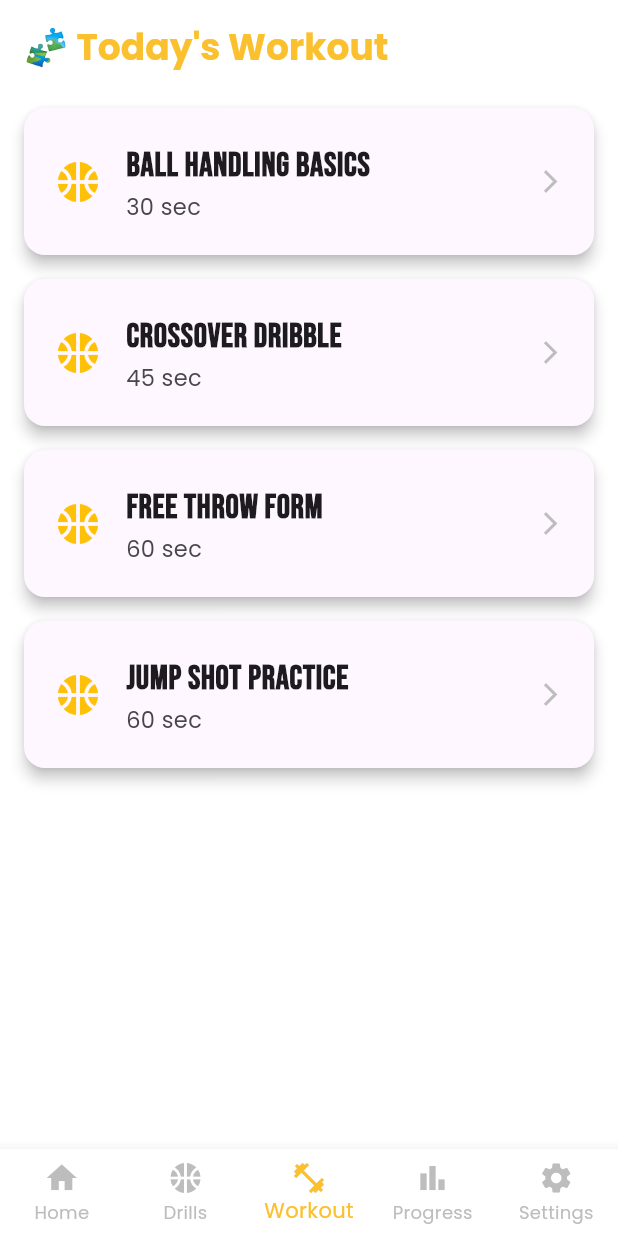
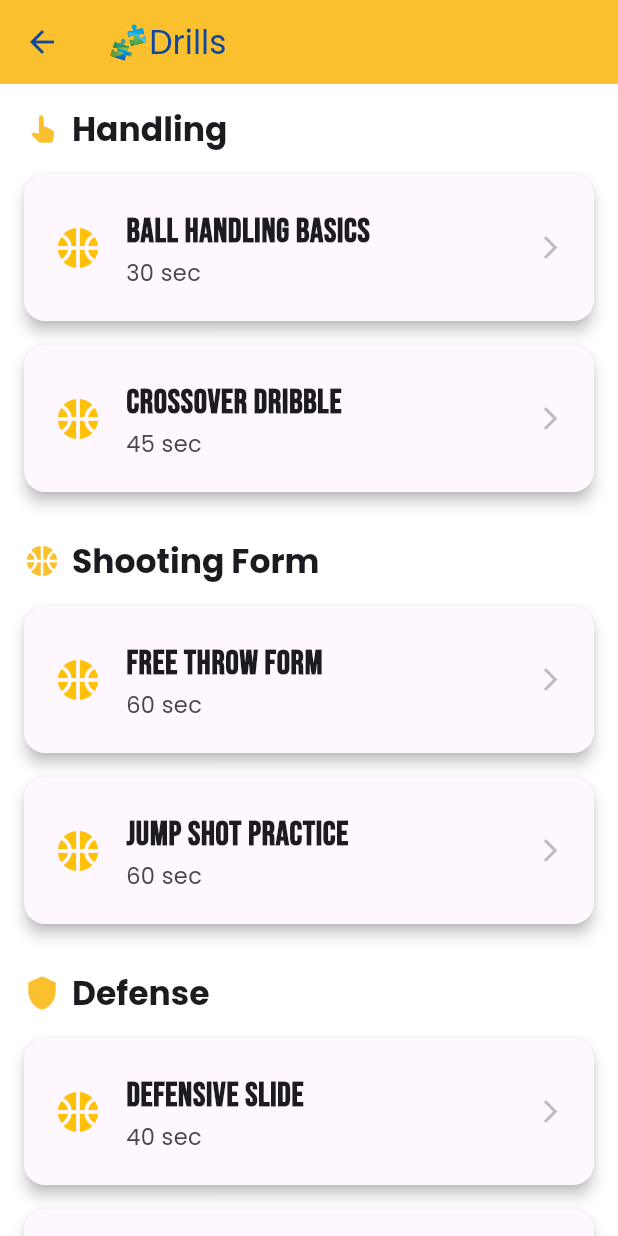
Before and after one commit to MikkiMamaradlo/Basketball-Drills-Workout, a Flutter app: the screen it shows after launch, after a tap on "Start Workout", on a phone screen of 412 x 824 dp. Run offline on Flutter 3.47's test engine with Material 3 defaults, Android fonts, the phone set to English and light mode, and no system bars; our stand-ins replace google_fonts.

Commit message:
progress

```diff
--- a/lib/app.dart
+++ b/lib/app.dart
@@ -2,7 +2,6 @@ import 'package:flutter/material.dart';
 import 'package:google_fonts/google_fonts.dart';
 import 'screens/home_screen.dart';
 import 'screens/drill_screen.dart';
-import 'screens/workout_screen.dart';
 import 'screens/progress_screen.dart';
 import 'screens/settings_screen.dart';
 
@@ -53,18 +52,12 @@ class _MyAppState extends State<MyApp> {
           onTabSelected: _onTabSelected,
         );
       case 2:
-        return WorkoutScreen(
+        return ProgressScreen(
           isDarkMode: isDarkMode,
           language: language,
           onTabSelected: _onTabSelected,
         );
       case 3:
-        return ProgressScreen(
-          isDarkMode: isDarkMode,
-          language: language,
-          onTabSelected: _onTabSelected,
-        );
-      case 4:
         return SettingsScreen(
           isDarkMode: isDarkMode,
           language: language,
@@ -112,12 +105,8 @@ class _MyAppState extends State<MyApp> {
               label: language == 'fil' ? 'Ehersisyo' : 'Drills',
             ),
             BottomNavigationBarItem(
-              icon: const Icon(Icons.fitness_center),
-              label: language == 'fil' ? 'Workout' : 'Workout',
-            ),
-            BottomNavigationBarItem(
               icon: const Icon(Icons.bar_chart),
-              label: language == 'fil' ? 'Progreso' : 'Progress',
+              label: language == 'fil' ? 'Sipi' : 'Quote',
             ),
             BottomNavigationBarItem(
               icon: const Icon(Icons.settings),
--- a/lib/screens/drill_screen.dart
+++ b/lib/screens/drill_screen.dart
@@ -18,7 +18,14 @@ class DrillScreen extends StatelessWidget {
   Widget build(BuildContext context) {
     final categories = ['Handling', 'Shooting Form', 'Defense'];
 
-    return SafeArea(
+    return Scaffold(
+      backgroundColor: Theme.of(context).scaffoldBackgroundColor,
+      appBar: AppBar(
+        title: Text(language == 'fil' ? '🧩Mga Drills' : '🧩Drills'),
+        backgroundColor: Colors.yellow[700],
+        foregroundColor: Colors.blue[900],
+      ),
+      body: SafeArea(
         child: ListView.builder(
           padding: const EdgeInsets.all(16),
           itemCount: categories.length,
@@ -38,7 +45,9 @@ class DrillScreen extends StatelessWidget {
                     ),
                     const SizedBox(width: 8),
                     Text(
-                    language == 'fil' ? _translateCategory(category) : category,
+                      language == 'fil'
+                          ? _translateCategory(category)
+                          : category,
                       style: Theme.of(context).textTheme.titleLarge?.copyWith(
                             fontWeight: FontWeight.bold,
                           ),
@@ -53,6 +62,7 @@ class DrillScreen extends StatelessWidget {
               ],
             );
           },
+        ),
       ),
     );
   }
--- a/lib/screens/home_screen.dart
+++ b/lib/screens/home_screen.dart
@@ -1,6 +1,7 @@
 import 'package:flutter/material.dart';
 import '../widgets/drill_card.dart';
 import '../data/drill_data.dart';
+import 'drill_screen.dart'; // ✅ For DrillScreen
 
 class HomeScreen extends StatelessWidget {
   final bool isDarkMode;
@@ -18,7 +19,9 @@ class HomeScreen extends StatelessWidget {
   Widget build(BuildContext context) {
     final featuredDrill = allDrills[0];
 
-    return SafeArea(
+    return Scaffold(
+      backgroundColor: Theme.of(context).scaffoldBackgroundColor,
+      body: SafeArea(
         child: SingleChildScrollView(
           padding: const EdgeInsets.all(16),
           child: Column(
@@ -42,15 +45,31 @@ class HomeScreen extends StatelessWidget {
                     foregroundColor: Colors.blue[900],
                     padding: const EdgeInsets.symmetric(vertical: 14),
                     shape: RoundedRectangleBorder(
-                      borderRadius: BorderRadius.circular(12)),
+                      borderRadius: BorderRadius.circular(12),
+                    ),
                   ),
                   icon: const Icon(Icons.play_arrow),
                   label: Text(
-                  language == 'fil' ? 'Simulan ang Ehersisyo' : 'Start Workout',
+                    language == 'fil'
+                        ? 'Simulan ang Ehersisyo'
+                        : 'Start Workout',
                     style: const TextStyle(
-                      fontSize: 18, fontWeight: FontWeight.bold),
+                      fontSize: 18,
+                      fontWeight: FontWeight.bold,
                     ),
-                onPressed: () => onTabSelected(2),
+                  ),
+                  onPressed: () {
+                    Navigator.push(
+                      context,
+                      MaterialPageRoute(
+                        builder: (_) => DrillScreen(
+                          isDarkMode: isDarkMode,
+                          language: language,
+                          onTabSelected: onTabSelected,
+                        ),
+                      ),
+                    );
+                  },
                 ),
               ),
               const SizedBox(height: 24),
@@ -65,6 +84,7 @@ class HomeScreen extends StatelessWidget {
             ],
           ),
         ),
+      ),
     );
   }
 }
--- a/lib/screens/progress_screen.dart
+++ b/lib/screens/progress_screen.dart
@@ -21,7 +21,7 @@ class ProgressScreen extends StatelessWidget {
           crossAxisAlignment: CrossAxisAlignment.start,
           children: [
             Text(
-              language == 'fil' ? '🎯 Progreso' : '🎯 Progress',
+              language == 'fil' ? '🎯 Sipi' : '🎯 Quote',
               style: Theme.of(context).textTheme.headlineSmall?.copyWith(
                     fontWeight: FontWeight.bold,
                     color: Colors.yellow[700],
@@ -39,11 +39,6 @@ class ProgressScreen extends StatelessWidget {
               style: const TextStyle(fontSize: 18),
               textAlign: TextAlign.center,
             ),
-            const SizedBox(height: 32),
-            Text(
-              language == 'fil' ? 'Kabuuang Drills: 6' : 'Total Drills: 6',
-              style: const TextStyle(fontSize: 18, fontWeight: FontWeight.bold),
-            ),
           ],
         ),
       ),
--- a/lib/screens/workout_screen.dart
+++ /dev/null
@@ -1,40 +0,0 @@
-import 'package:flutter/material.dart';
-import '../data/drill_data.dart';
-import '../widgets/drill_card.dart';
-
-class WorkoutScreen extends StatelessWidget {
-  final bool isDarkMode;
-  final String language;
-  final void Function(int) onTabSelected;
-
-  const WorkoutScreen({
-    super.key,
-    required this.isDarkMode,
-    required this.language,
-    required this.onTabSelected,
-  });
-
-  @override
-  Widget build(BuildContext context) {
-    final selectedDrills = allDrills.take(4).toList();
-
-    return SafeArea(
-      child: ListView(
-        padding: const EdgeInsets.all(16),
-        children: [
-          Text(
-            language == 'fil' ? '🧩 Ehersisyo Ngayon' : '🧩 Today\'s Workout',
-            style: Theme.of(context).textTheme.headlineSmall?.copyWith(
-                  fontWeight: FontWeight.bold,
-                  color: Colors.yellow[700],
-                ),
-          ),
-          const SizedBox(height: 16),
-          ...selectedDrills
-              .map((drill) => DrillCard(drill: drill, language: language))
-              .toList(),
-        ],
-      ),
-    );
-  }
-}
```
Also changed, not shown: pubspec.yaml (+15 -0 lines), assets/icon/icon.png (added), pubspec.lock, 1 other file. Lines whose indentation alone changed are shown as unchanged.
